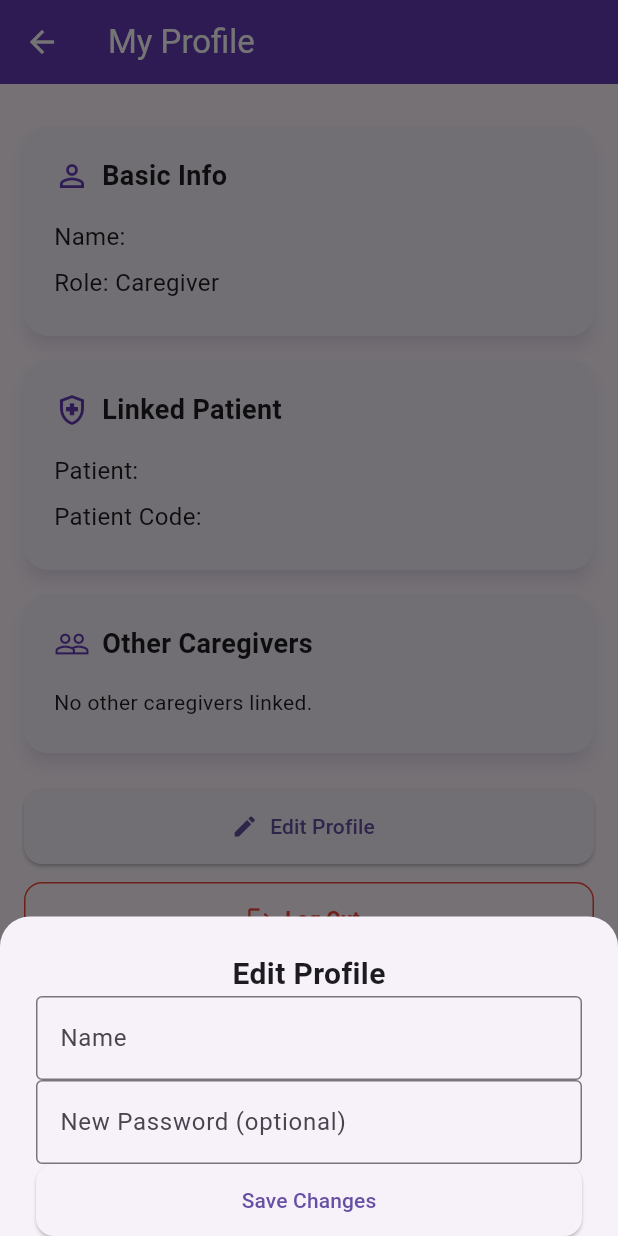
After one commit to amartin217/careSyncApp, a Flutter app: the ProfilePage screen opened directly, after a tap on "Edit Profile", on a phone screen of 412 x 824 dp. The commit adds this screen. Run offline on Flutter 3.47's test engine with Material 3 defaults, Android fonts, the phone set to English and light mode, and no system bars; our stand-ins replace supabase_flutter; accounts and stored records are empty.

Commit message:
Added Profile button

```diff
--- a/test_app/lib/pages/calendar_page.dart
+++ b/test_app/lib/pages/calendar_page.dart
@@ -3,6 +3,7 @@ import 'package:flutter/material.dart';
 import '../models/appointment.dart';
 import '../models/caregiver.dart';
 import 'package:supabase_flutter/supabase_flutter.dart';
+import '../widgets/profile_menu.dart';
 
 final supabase = Supabase.instance.client;
 
@@ -352,6 +353,9 @@ Future<void> deleteAppointmentBackend(String id) async {
         centerTitle: true,
         backgroundColor: Theme.of(context).primaryColor,
         foregroundColor: Colors.white,
+        actions: const [
+          ProfileMenuButton(),
+        ],
       ),
       body: Column(
         children: [
--- a/test_app/lib/pages/dashboard_page.dart
+++ b/test_app/lib/pages/dashboard_page.dart
@@ -2,6 +2,7 @@ import 'package:flutter/material.dart';
 import '../widgets/stat_card.dart';
 import 'package:supabase_flutter/supabase_flutter.dart';
 import 'link_patient_page.dart';
+import '../widgets/profile_menu.dart';
 
 class DashboardPage extends StatelessWidget {
   const DashboardPage({super.key});
@@ -62,6 +63,9 @@ class DashboardPage extends StatelessWidget {
             title: const Text("Dashboard"),
             backgroundColor: Theme.of(context).primaryColor,
             foregroundColor: Colors.white,
+            actions: const [
+              ProfileMenuButton(),
+            ],
           ),
           body: Padding(
             padding: const EdgeInsets.all(16.0),
--- a/test_app/lib/pages/medication_page.dart
+++ b/test_app/lib/pages/medication_page.dart
@@ -4,6 +4,7 @@ import '../models/timeslot.dart';
 import 'dart:math';
 import 'package:supabase_flutter/supabase_flutter.dart';
 import 'package:uuid/uuid.dart';
+import '../widgets/profile_menu.dart';
 
 
 class MedicationPage extends StatefulWidget {
@@ -399,6 +400,9 @@ class _MedicationPageState extends State<MedicationPage> {
           bottom: TabBar(
             tabs: [Tab(text: "Timeline"), Tab(text: "My Medications")],
           ),
+          actions: const [
+            ProfileMenuButton(),
+          ],
         ),
         body: TabBarView(
           children: [
--- a/test_app/lib/pages/messaging_page.dart
+++ b/test_app/lib/pages/messaging_page.dart
@@ -1,4 +1,5 @@
 import 'package:flutter/material.dart';
+import '../widgets/profile_menu.dart';
 
 class MessagingPage extends StatelessWidget {
   const MessagingPage({super.key});
@@ -6,7 +7,15 @@ class MessagingPage extends StatelessWidget {
   @override
   Widget build(BuildContext context) {
     return Scaffold(
-      appBar: AppBar(title: Text("Messaging")),
+      appBar: AppBar(
+        title: Text("Messaging"),
+        centerTitle: true,
+        backgroundColor: Theme.of(context).primaryColor,
+        foregroundColor: Colors.white,
+        actions: const [
+          ProfileMenuButton(),
+        ],
+      ),
       body: Center(child: Text("Communicate with caregivers and family.")),
     );
   }
--- /dev/null
+++ b/test_app/lib/pages/profile_page.dart
@@ -0,0 +1,394 @@
+import 'package:flutter/material.dart';
+import 'package:supabase_flutter/supabase_flutter.dart';
+
+class ProfilePage extends StatefulWidget {
+  const ProfilePage({super.key});
+
+  @override
+  State<ProfilePage> createState() => _ProfilePageState();
+}
+
+class _ProfilePageState extends State<ProfilePage> {
+  Map<String, dynamic>? profileData;
+  bool isLoading = true;
+  Future<void> _confirmLogout(BuildContext context) async {
+    final supabase = Supabase.instance.client;
+    final confirmed = await showDialog<bool>(
+      context: context,
+      builder: (context) => AlertDialog(
+        title: const Text('Sign Out'),
+        content: const Text('Are you sure you want to sign out?'),
+        actionsAlignment: MainAxisAlignment.center,
+        actions: [
+          TextButton(
+            onPressed: () => Navigator.pop(context, false),
+            child: const Text(
+              'Cancel',
+              style: TextStyle(color: Colors.red),
+            ),
+          ),
+          TextButton(
+            onPressed: () => Navigator.pop(context, true),
+            child: const Text('Sign Out'),
+          ),
+        ],
+      ),
+    );
+
+    if (confirmed == true) {
+      await supabase.auth.signOut();
+
+      if (context.mounted) {
+        Navigator.of(context).pushNamedAndRemoveUntil('/', (route) => false);
+      }
+    }
+  }
+
+
+  IconData _iconForSection(String title) {
+    switch (title) {
+      case 'Basic Info':
+        return Icons.person_outline;
+      case 'Patient Details':
+        return Icons.favorite_outline;
+      case 'Caregivers':
+        return Icons.group_outlined;
+      case 'Linked Patient':
+        return Icons.health_and_safety_outlined;
+      case 'Other Caregivers':
+        return Icons.people_outline;
+      default:
+        return Icons.folder_open;
+    }
+  }
+
+  Future<void> _fetchProfileData() async {
+    final supabase = Supabase.instance.client;
+    final user = supabase.auth.currentUser!;
+    try {
+      final profile = await supabase
+          .from('Profile')
+          .select('name, is_patient')
+          .eq('user_id', user.id)
+          .single();
+
+      String? patientName;
+      String? shareCode;
+      List<String> caregiverNames = [];
+
+      if (profile['is_patient'] == true) {
+        // 🧩 PATIENT VIEW
+        final codeRes = await supabase
+            .from('PatientCode')
+            .select('code')
+            .eq('patient_id', user.id)
+            .maybeSingle();
+        shareCode = codeRes?['code'];
+
+        // Get all caregivers linked to this patient
+        final caregiversRes = await supabase
+            .from('CareRelation')
+            .select('user_id')
+            .eq('patient_id', user.id);
+
+        final caregiverIds = caregiversRes
+            .map((r) => r['user_id'])
+            .whereType<String>()
+            .toList();
+
+        if (caregiverIds.isNotEmpty) {
+          final caregivers = await supabase
+              .from('Profile')
+              .select('name')
+              .inFilter('user_id', caregiverIds);
+          caregiverNames =
+              caregivers.map<String>((c) => c['name'] as String).toList();
+        }
+      } else {
+        // 🧩 CAREGIVER VIEW
+        final relation = await supabase
+            .from('CareRelation')
+            .select('patient_id')
+            .eq('user_id', user.id)
+            .maybeSingle();
+
+        if (relation != null) {
+          final patientId = relation['patient_id'];
+
+          final patientProfile = await supabase
+              .from('Profile')
+              .select('name')
+              .eq('user_id', patientId)
+              .maybeSingle();
+          patientName = patientProfile?['name'];
+
+          final codeRes = await supabase
+              .from('PatientCode')
+              .select('code')
+              .eq('patient_id', patientId)
+              .maybeSingle();
+          shareCode = codeRes?['code'];
+
+          final otherCaregivers = await supabase
+              .from('CareRelation')
+              .select('user_id')
+              .eq('patient_id', patientId);
+          final caregiverIds = otherCaregivers
+              .map((r) => r['user_id'])
+              .whereType<String>()
+              .where((id) => id != user.id)
+              .toList();
+
+          if (caregiverIds.isNotEmpty) {
+            final caregivers = await supabase
+                .from('Profile')
+                .select('name')
+                .inFilter('user_id', caregiverIds);
+            caregiverNames =
+                caregivers.map<String>((c) => c['name'] as String).toList();
+          }
+        }
+      }
+
+      setState(() {
+        profileData = {
+          'name': profile['name'],
+          'is_patient': profile['is_patient'],
+          'patientName': patientName,
+          'shareCode': shareCode,
+          'caregivers': caregiverNames,
+        };
+        isLoading = false;
+      });
+    } catch (e) {
+      setState(() => isLoading = false);
+      ScaffoldMessenger.of(context)
+          .showSnackBar(SnackBar(content: Text('Error loading profile: $e')));
+    }
+  }
+
+  @override
+  void initState() {
+    super.initState();
+    _fetchProfileData();
+  }
+
+  Widget _buildCard(String title, List<Widget> children) {
+    return Card(
+      elevation: 4,
+      shadowColor: Colors.deepPurple.withOpacity(0.2),
+      margin: const EdgeInsets.symmetric(vertical: 8),
+      shape: RoundedRectangleBorder(borderRadius: BorderRadius.circular(16)),
+      child: Container(
+        width: double.infinity, // ✅ full width card
+        padding: const EdgeInsets.all(20),
+        child: Column(
+          crossAxisAlignment: CrossAxisAlignment.start,
+          children: [
+            Row(
+              children: [
+                Icon(_iconForSection(title), color: Colors.deepPurple),
+                const SizedBox(width: 8),
+                Text(
+                  title,
+                  style: const TextStyle(
+                    fontSize: 18,
+                    fontWeight: FontWeight.w700,
+                  ),
+                ),
+              ],
+            ),
+            const SizedBox(height: 12),
+            ...children.map((w) => Padding(
+                  padding: const EdgeInsets.symmetric(vertical: 4),
+                  child: w,
+                )),
+          ],
+        ),
+      ),
+    );
+  }
+
+  Future<void> _showEditProfileSheet() async {
+    final supabase = Supabase.instance.client;
+    final user = supabase.auth.currentUser!;
+    final nameController = TextEditingController(text: profileData?['name']);
+    final passwordController = TextEditingController();
+
+    await showModalBottomSheet(
+      context: context,
+      isScrollControlled: true,
+      shape: const RoundedRectangleBorder(
+        borderRadius: BorderRadius.vertical(top: Radius.circular(20)),
+      ),
+      builder: (context) => Padding(
+        padding: EdgeInsets.only(
+          bottom: MediaQuery.of(context).viewInsets.bottom,
+          top: 24,
+          left: 24,
+          right: 24,
+        ),
+        child: Wrap(
+          children: [
+            const Center(
+              child: Text(
+                'Edit Profile',
+                style: TextStyle(fontSize: 20, fontWeight: FontWeight.bold),
+              ),
+            ),
+            const SizedBox(height: 16),
+            TextField(
+              controller: nameController,
+              decoration: const InputDecoration(
+                labelText: 'Name',
+                border: OutlineInputBorder(),
+              ),
+            ),
+            const SizedBox(height: 16),
+            TextField(
+              controller: passwordController,
+              decoration: const InputDecoration(
+                labelText: 'New Password (optional)',
+                border: OutlineInputBorder(),
+              ),
+              obscureText: true,
+            ),
+            const SizedBox(height: 24),
+            ElevatedButton(
+              onPressed: () async {
+                try {
+                  // Update name in Profile table
+                  await supabase
+                      .from('Profile')
+                      .update({'name': nameController.text})
+                      .eq('user_id', user.id);
+
+                  // Update password if provided
+                  if (passwordController.text.isNotEmpty) {
+                    await supabase.auth.updateUser(
+                      UserAttributes(password: passwordController.text),
+                    );
+                  }
+
+                  Navigator.pop(context);
+                  _fetchProfileData();
+                  ScaffoldMessenger.of(context).showSnackBar(
+                    const SnackBar(content: Text('Profile updated successfully')),
+                  );
+                } catch (e) {
+                  ScaffoldMessenger.of(context).showSnackBar(
+                    SnackBar(content: Text('Error updating profile: $e')),
+                  );
+                }
+              },
+              style: ElevatedButton.styleFrom(
+                minimumSize: const Size.fromHeight(48),
+                shape: RoundedRectangleBorder(
+                    borderRadius: BorderRadius.circular(12)),
+              ),
+              child: const Text('Save Changes'),
+            ),
+            const SizedBox(height: 16),
+          ],
+        ),
+      ),
+    );
+  }
+
+  @override
+  Widget build(BuildContext context) {
+    return Scaffold(
+      appBar: AppBar(
+        title: const Text('My Profile'),
+        backgroundColor: Colors.deepPurple, // 💜 Match Dashboard color
+        foregroundColor: Colors.white,
+        leading: IconButton(
+          icon: const Icon(Icons.arrow_back),
+          onPressed: () => Navigator.pop(context),
+        ),
+      ),
+      body: isLoading
+          ? const Center(child: CircularProgressIndicator())
+          : profileData == null
+              ? const Center(child: Text('No profile data found'))
+              : SingleChildScrollView(
+                  padding: const EdgeInsets.symmetric(horizontal: 16, vertical: 20),
+                  child: Column(
+                    crossAxisAlignment: CrossAxisAlignment.stretch,
+                    children: [
+                      _buildCard('Basic Info', [
+                        Text('Name: ${profileData!['name']}',
+                            style: const TextStyle(fontSize: 16)),
+                        Text(
+                            'Role: ${profileData!['is_patient'] == true ? "Patient" : "Caregiver"}',
+                            style: const TextStyle(fontSize: 16)),
+                      ]),
+                      if (profileData!['is_patient'] == true) ...[
+                        _buildCard('Patient Details', [
+                          Text(
+                              'Share Code: ${profileData!['shareCode'] ?? "N/A"}',
+                              style: const TextStyle(fontSize: 16)),
+                        ]),
+                        _buildCard('Caregivers', [
+                          if (profileData!['caregivers'].isEmpty)
+                            const Text('No caregivers linked yet.')
+                          else
+                            ...profileData!['caregivers']
+                                .map<Widget>((c) => Text('• $c',
+                                    style: const TextStyle(fontSize: 15)))
+                                .toList(),
+                        ]),
+                      ] else ...[
+                        _buildCard('Linked Patient', [
+                          Text(
+                              'Patient: ${profileData!['patientName'] ?? "N/A"}',
+                              style: const TextStyle(fontSize: 16)),
+                          Text(
+                              'Patient Code: ${profileData!['shareCode'] ?? "N/A"}',
+                              style: const TextStyle(fontSize: 16)),
+                        ]),
+                        _buildCard('Other Caregivers', [
+                          if (profileData!['caregivers'].isEmpty)
+                            const Text('No other caregivers linked.')
+                          else
+                            ...profileData!['caregivers']
+                                .map<Widget>((c) => Text('• $c',
+                                    style: const TextStyle(fontSize: 15)))
+                                .toList(),
+                        ]),
+                      ],
+                      const SizedBox(height: 16),
+                      Center(
+                        child: ElevatedButton.icon(
+                          icon: const Icon(Icons.edit),
+                          label: const Text('Edit Profile'),
+                          style: ElevatedButton.styleFrom(
+                            minimumSize: const Size.fromHeight(50),
+                            shape: RoundedRectangleBorder(
+                                borderRadius: BorderRadius.circular(12)),
+                          ),
+                          onPressed: _showEditProfileSheet,
+                        ),
+                      ),
+                      const SizedBox(height: 12),
+                      Center(
+                        child: OutlinedButton.icon(
+                          icon: const Icon(Icons.logout, color: Colors.red),
+                          label: const Text(
+                            'Log Out',
+                            style: TextStyle(color: Colors.red, fontWeight: FontWeight.w600),
+                          ),
+                          style: OutlinedButton.styleFrom(
+                            side: const BorderSide(color: Colors.red),
+                            minimumSize: const Size.fromHeight(48),
+                            shape: RoundedRectangleBorder(borderRadius: BorderRadius.circular(12)),
+                          ),
+                          onPressed: () => _confirmLogout(context),
+                        ),
+                      ),
+                    ],
+                  ),
+                ),
+    );
+  }
+}
--- /dev/null
+++ b/test_app/lib/widgets/profile_menu.dart
@@ -0,0 +1,83 @@
+import 'package:flutter/material.dart';
+import 'package:supabase_flutter/supabase_flutter.dart';
+import '../pages/profile_page.dart';
+import '../main.dart';
+
+class ProfileMenuButton extends StatelessWidget {
+  const ProfileMenuButton({super.key});
+
+  Future<void> _signOut(BuildContext context) async {
+    final supabase = Supabase.instance.client;
+    final confirmed = await showDialog<bool>(
+      context: context,
+      builder: (context) => AlertDialog(
+        title: const Text('Sign Out'),
+        content: const Text('Are you sure you want to sign out?'),
+        actionsAlignment: MainAxisAlignment.center, // ✅ centers both buttons
+        actions: [
+          TextButton(
+            onPressed: () => Navigator.pop(context, false),
+            child: const Text(
+              'Cancel',
+              style: TextStyle(color: Colors.red), // 🔴 red cancel text
+            ),
+          ),
+          ElevatedButton(
+            onPressed: () => Navigator.pop(context, true),
+            child: const Text('Sign Out'),
+          ),
+        ],
+      ),
+    );
+
+    if (confirmed == true) {
+      await supabase.auth.signOut();
+
+      if (context.mounted) {
+        // 👇 This is the key fix: send them back to AuthGate
+        Navigator.of(context).pushAndRemoveUntil(
+          MaterialPageRoute(builder: (_) => const AuthGate()),
+          (route) => false,
+        );
+      }
+    }
+  }
+
+  @override
+  Widget build(BuildContext context) {
+    return PopupMenuButton<String>(
+      icon: const Icon(Icons.account_circle, size: 30),
+      onSelected: (value) async {
+        if (value == 'profile') {
+          Navigator.of(context).push(
+            MaterialPageRoute(builder: (_) => const ProfilePage()),
+          );
+        } else if (value == 'logout') {
+          await _signOut(context);
+        }
+      },
+      itemBuilder: (context) => [
+        const PopupMenuItem(
+          value: 'profile',
+          child: Row(
+            children: [
+              Icon(Icons.person_outline),
+              SizedBox(width: 8),
+              Text('Profile Details'),
+            ],
+          ),
+        ),
+        const PopupMenuItem(
+          value: 'logout',
+          child: Row(
+            children: [
+              Icon(Icons.logout),
+              SizedBox(width: 8),
+              Text('Logout'),
+            ],
+          ),
+        ),
+      ],
+    );
+  }
+}
```
